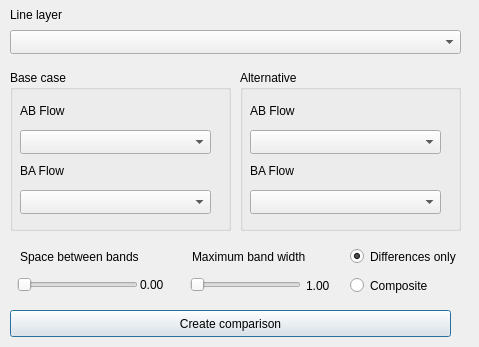
Qt form gis/forms/ui_compare_scenarios.ui (AequilibraE/qaequilibrae) before a commit.
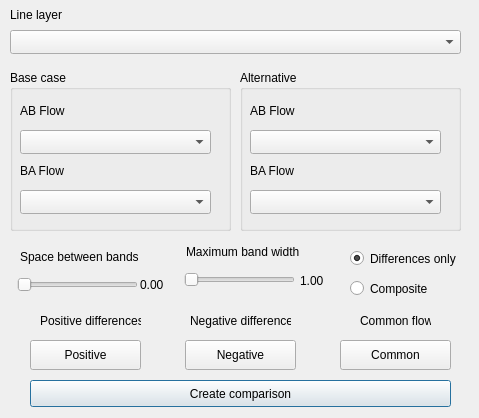
The same form after that commit. Custom widgets are drawn as their Qt base class.

Commit message: Adds behaviour requested on issue #59

The edit to the form file:
```diff
--- a/gis/forms/ui_compare_scenarios.ui
+++ b/gis/forms/ui_compare_scenarios.ui
@@ -7,7 +7,7 @@
     <x>0</x>
     <y>0</y>
     <width>479</width>
-    <height>347</height>
+    <height>418</height>
    </rect>
   </property>
   <property name="windowTitle">
@@ -29,8 +29,8 @@
   <widget class="QLabel" name="label_2">
    <property name="geometry">
     <rect>
-     <x>192</x>
-     <y>246</y>
+     <x>186</x>
+     <y>241</y>
      <width>131</width>
      <height>21</height>
     </rect>
@@ -58,8 +58,8 @@
   <widget class="QSlider" name="slider_band_size">
    <property name="geometry">
     <rect>
-     <x>190</x>
-     <y>276</y>
+     <x>184</x>
+     <y>271</y>
      <width>111</width>
      <height>18</height>
     </rect>
@@ -94,9 +94,9 @@
   <widget class="QPushButton" name="but_run">
    <property name="geometry">
     <rect>
-     <x>10</x>
-     <y>310</y>
-     <width>441</width>
+     <x>30</x>
+     <y>380</y>
+     <width>421</width>
      <height>27</height>
     </rect>
    </property>
@@ -107,8 +107,8 @@
   <widget class="QLabel" name="lbl_width">
    <property name="geometry">
     <rect>
-     <x>306</x>
-     <y>275</y>
+     <x>300</x>
+     <y>270</y>
      <width>31</width>
      <height>21</height>
     </rect>
@@ -134,7 +134,7 @@
    <property name="geometry">
     <rect>
      <x>350</x>
-     <y>248</y>
+     <y>250</y>
      <width>121</width>
      <height>17</height>
     </rect>
@@ -150,7 +150,7 @@
    <property name="geometry">
     <rect>
      <x>350</x>
-     <y>277</y>
+     <y>280</y>
      <width>111</width>
      <height>17</height>
     </rect>
@@ -277,6 +277,84 @@
     </property>
    </widget>
   </widget>
+  <widget class="QgsColorButtonV2" name="positive_color">
+   <property name="geometry">
+    <rect>
+     <x>30</x>
+     <y>340</y>
+     <width>111</width>
+     <height>30</height>
+    </rect>
+   </property>
+   <property name="text">
+    <string>Positive</string>
+   </property>
+  </widget>
+  <widget class="QgsColorButtonV2" name="negative_color">
+   <property name="geometry">
+    <rect>
+     <x>185</x>
+     <y>340</y>
+     <width>111</width>
+     <height>30</height>
+    </rect>
+   </property>
+   <property name="text">
+    <string>Negative</string>
+   </property>
+  </widget>
+  <widget class="QgsColorButtonV2" name="common_flow_color">
+   <property name="geometry">
+    <rect>
+     <x>340</x>
+     <y>340</y>
+     <width>111</width>
+     <height>30</height>
+    </rect>
+   </property>
+   <property name="text">
+    <string>Common</string>
+   </property>
+  </widget>
+  <widget class="QLabel" name="positive_label">
+   <property name="geometry">
+    <rect>
+     <x>40</x>
+     <y>310</y>
+     <width>101</width>
+     <height>21</height>
+    </rect>
+   </property>
+   <property name="text">
+    <string>Positive differences</string>
+   </property>
+  </widget>
+  <widget class="QLabel" name="negative_label">
+   <property name="geometry">
+    <rect>
+     <x>190</x>
+     <y>310</y>
+     <width>101</width>
+     <height>21</height>
+    </rect>
+   </property>
+   <property name="text">
+    <string>Negative differences</string>
+   </property>
+  </widget>
+  <widget class="QLabel" name="common_label">
+   <property name="geometry">
+    <rect>
+     <x>360</x>
+     <y>310</y>
+     <width>71</width>
+     <height>21</height>
+    </rect>
+   </property>
+   <property name="text">
+    <string>Common flow</string>
+   </property>
+  </widget>
  </widget>
  <customwidgets>
   <customwidget>
@@ -289,6 +367,11 @@
    <extends>QComboBox</extends>
    <header>qgsmaplayercombobox.h</header>
   </customwidget>
+  <customwidget>
+   <class>QgsColorButtonV2</class>
+   <extends>QToolButton</extends>
+   <header>qgscolorbuttonv2.h</header>
+  </customwidget>
  </customwidgets>
  <resources/>
  <connections/>
```
Left out of the diff: 9 changed lines with no effect on the pictures.
